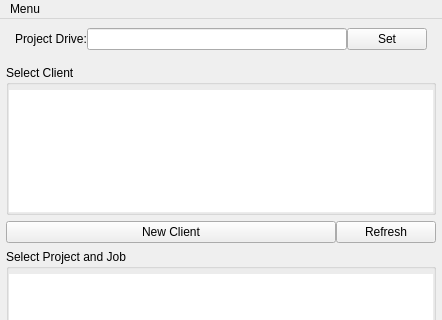
Qt form po/main_res.ui (najar1412/po) before a commit; both pictures show x 0 to 442 and y 0 to 320 of the 442 by 862 pixel window.
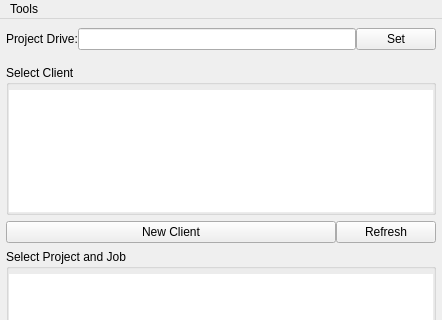
The same form after that commit.

```diff
--- a/po/main_res.ui
+++ b/po/main_res.ui
@@ -13,7 +13,7 @@
     <x>0</x>
     <y>0</y>
     <width>442</width>
-    <height>850</height>
+    <height>852</height>
    </rect>
   </property>
   <property name="sizePolicy">
@@ -78,6 +78,12 @@
        <property name="spacing">
         <number>0</number>
        </property>
+       <property name="leftMargin">
+        <number>0</number>
+       </property>
+       <property name="rightMargin">
+        <number>0</number>
+       </property>
        <item>
         <widget class="QLabel" name="l_project_drive">
          <property name="text">
@@ -704,7 +710,7 @@
    </property>
    <widget class="QMenu" name="m_menu">
     <property name="title">
-     <string>Menu</string>
+     <string>Tools</string>
     </property>
     <addaction name="settings"/>
     <addaction name="actiontest_2"/>
```
Left out of the diff: 5 changed lines with no effect on the pictures.
